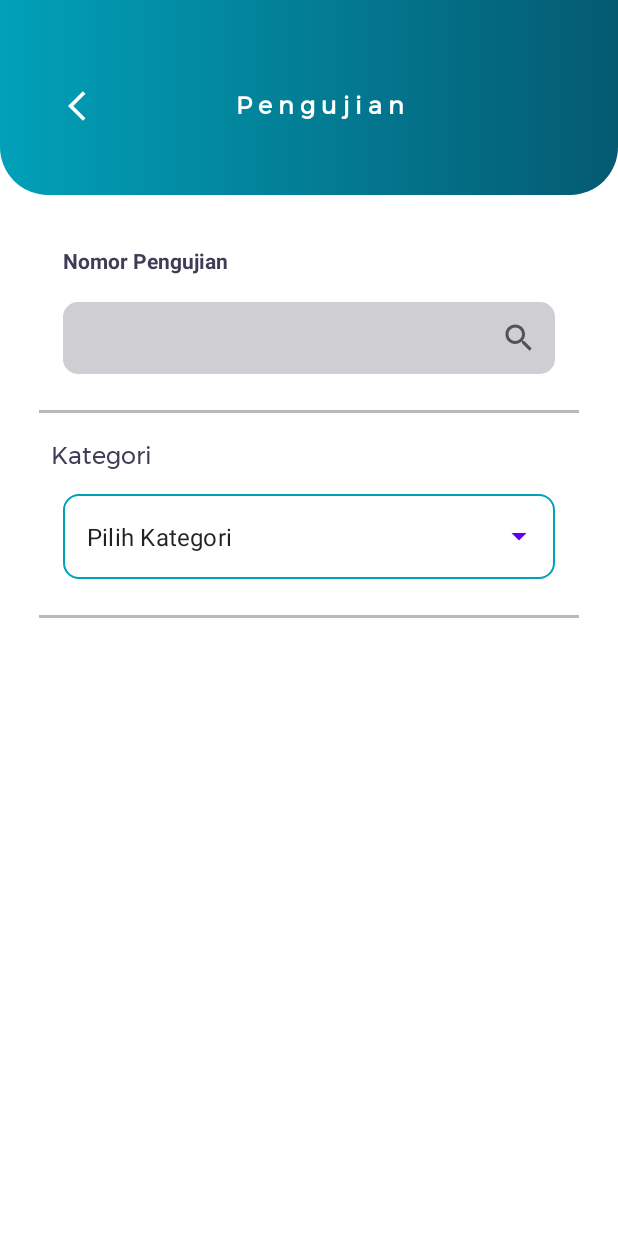
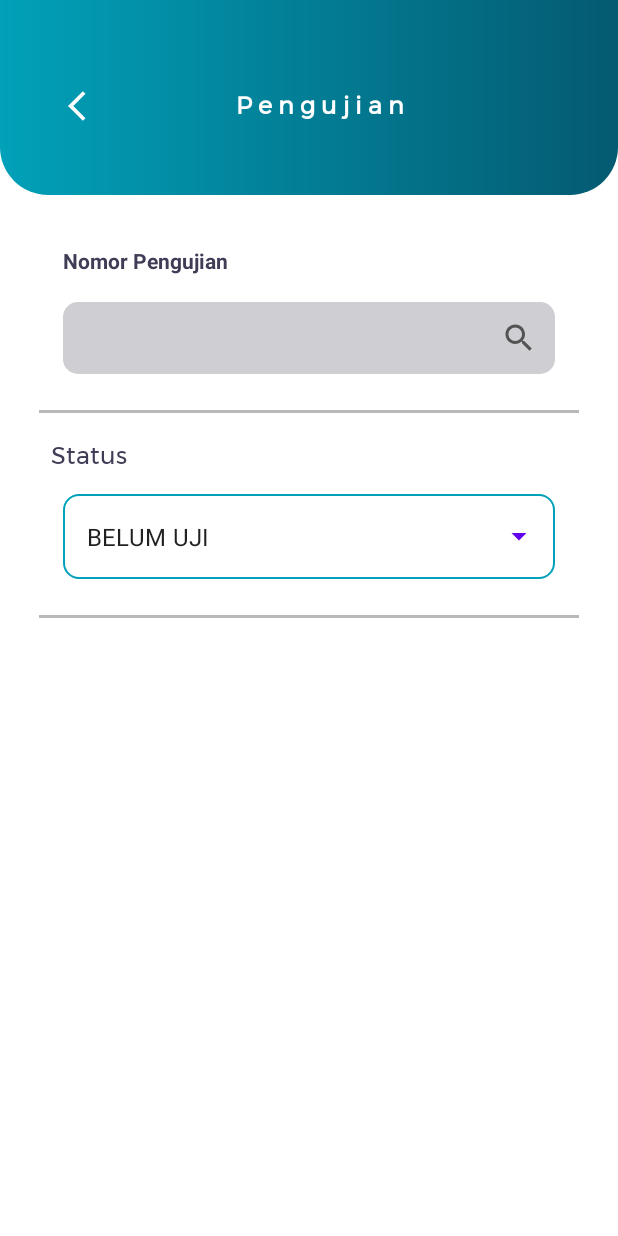
Before and after one commit to dinarsyamsul/MIMS, an Android app: the PengujianActivity screen opened directly, with no data from a screen before it, on a phone screen of 412 x 824 dp. Run offline under Robolectric (Android 15) with nearby library versions, the phone set to English and light mode, and no system bars; our stand-ins replace Dagger/Hilt's generated code; network calls fail; 1 statement that could not run was skipped.

Commit message:
Implementasi Pengujian Default "BELUM UJI"

```diff
--- a/app/src/main/java/dev/iconpln/mims/ui/role/pabrikan/pengujian/PengujianActivity.kt
+++ b/app/src/main/java/dev/iconpln/mims/ui/role/pabrikan/pengujian/PengujianActivity.kt
@@ -20,7 +20,7 @@ class PengujianActivity : AppCompatActivity() {
     private val pengujianViewModel: PengujianViewModel by viewModels()
     private lateinit var rvAdapter: ListPengujianAdapter
     private var noPengujian: String? = ""
-    private var status: String? = ""
+    private var status: String? = "BELUM UJI"
 
     override fun onCreate(savedInstanceState: Bundle?) {
         super.onCreate(savedInstanceState)
--- a/app/src/main/res/layout/activity_pengujian.xml
+++ b/app/src/main/res/layout/activity_pengujian.xml
@@ -102,7 +102,7 @@
                 android:layout_marginStart="24dp"
                 android:layout_marginTop="16dp"
                 android:fontFamily="@font/montserrat_reguler"
-                android:text="Kategori"
+                android:text="Status"
                 android:textColor="#3F3D56"
                 android:textSize="16sp"
                 app:layout_constraintStart_toStartOf="parent"
@@ -127,7 +127,7 @@
                     android:layout_weight="1"
                     android:background="@drawable/txt_input_layout"
                     android:inputType="none"
-                    android:text="Pilih Kategori" />
+                    android:text="BELUM UJI" />
 
             </com.google.android.material.textfield.TextInputLayout>
 
```
